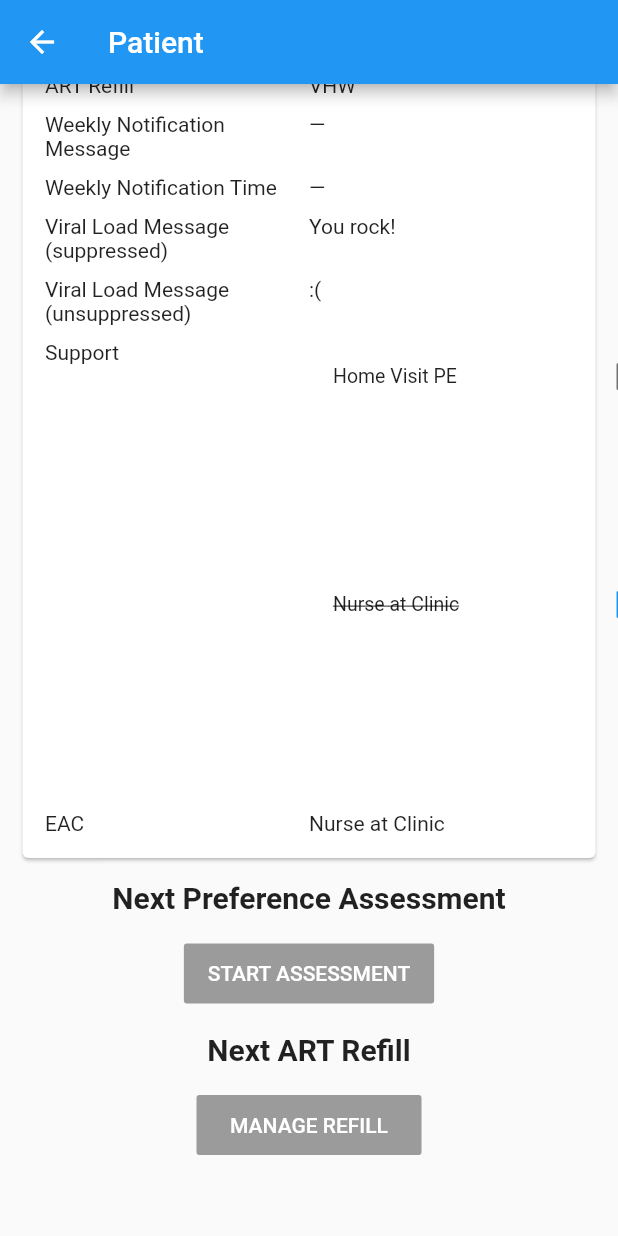
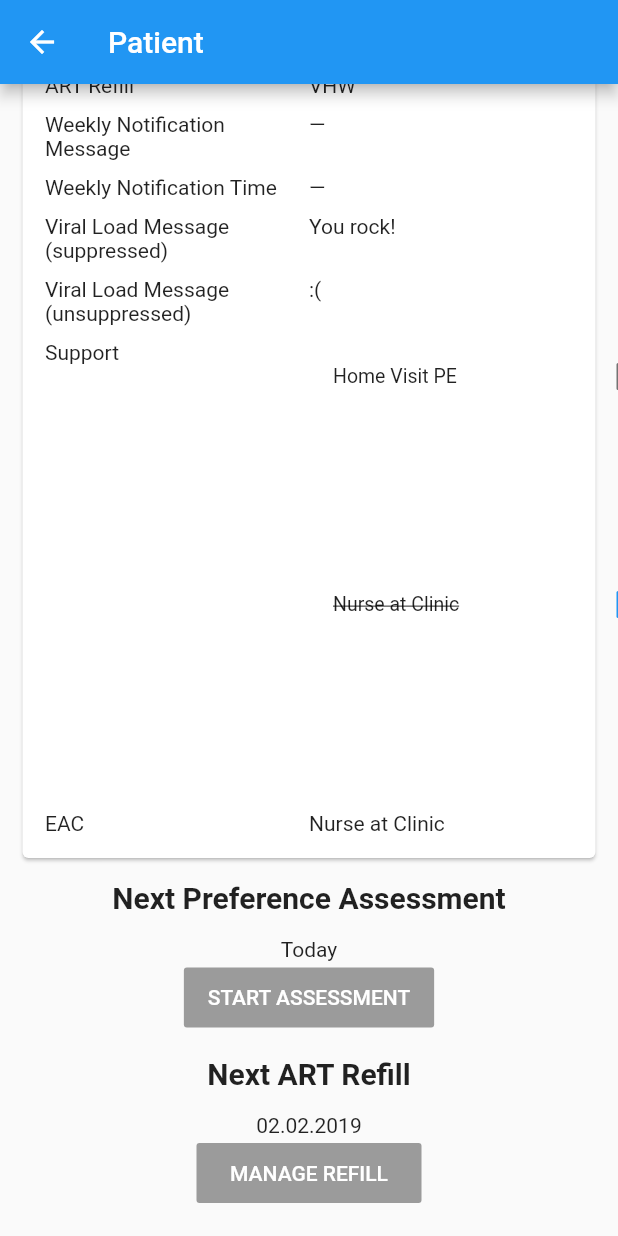
Before and after one commit to chrisly-bear/PEBRApp, a Flutter app: the PatientScreen screen opened directly with empty values, scrolled down 274 dp, on a phone screen of 412 x 824 dp. Run offline on Flutter 3.47's test engine with Material 2 defaults, Android fonts, the phone set to English and light mode, and no system bars.

Commit message:
Added date text for next preference assessment and next refill in patient screen.

```diff
--- a/lib/screens/PatientScreen.dart
+++ b/lib/screens/PatientScreen.dart
@@ -31,10 +31,12 @@ class PatientScreenBody extends StatelessWidget {
         _buildTitle('Preferences'),
         _buildPreferencesCard(),
         Center(child: _buildTitle('Next Preference Assessment')),
+        Center(child: Text('Today')),
         Row(
             mainAxisAlignment: MainAxisAlignment.center,
             children: [SizedButton('Start Assessment')]),
         Center(child: _buildTitle('Next ART Refill')),
+        Center(child: Text('02.02.2019')),
         Row(
             mainAxisAlignment: MainAxisAlignment.center,
             children: [SizedButton('Manage Refill')]),
```
